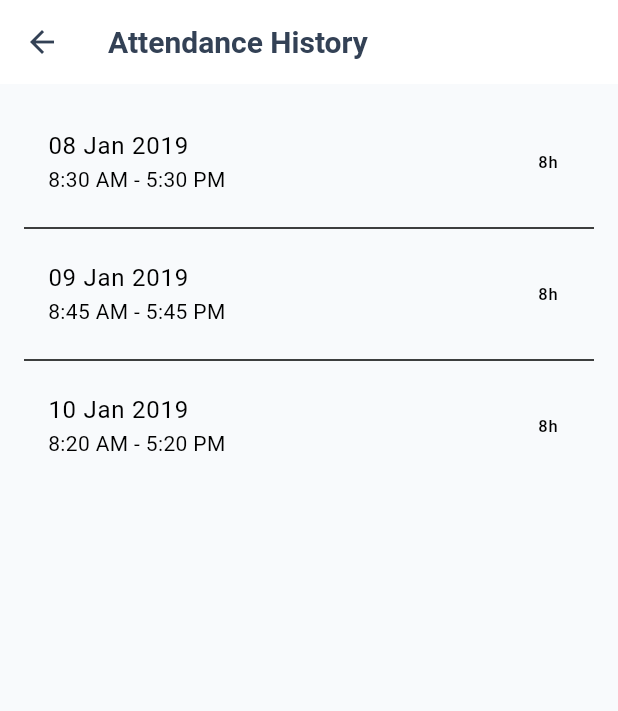
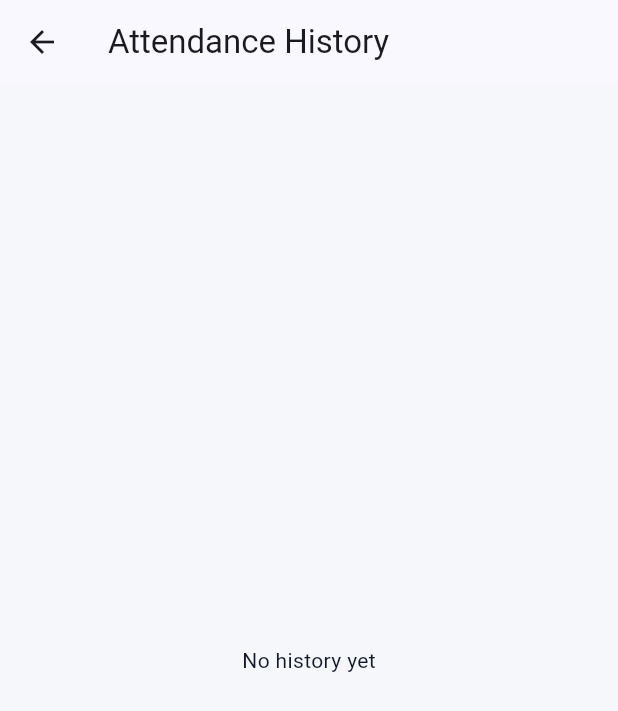
Before and after one commit to wealthydonald1/GAD, a Flutter app: the ClockInOutScreen screen opened by its route, after a tap on "Clock In", after a tap on "View History", on a phone screen of 412 x 824 dp. Shown: the top 711 px of the screen. Run offline on Flutter 3.47's test engine with Material 3 defaults, Android fonts, the phone set to English and light mode, and no system bars; our stand-ins replace local_auth, percent_indicator, shared_preferences; accounts and stored records are empty.

```diff
--- a/lib/core/router/app_router.dart
+++ b/lib/core/router/app_router.dart
@@ -25,6 +25,7 @@ class AppRouter {
   static const String profile = '/profile';
 
   static Route<dynamic> generateRoute(RouteSettings settings) {
+    debugPrint('Route: ${settings.name}, args: ${settings.arguments}');
     switch (settings.name) {
       case '/':
         // Redirect root to staff dashboard (or login if you prefer)
--- /dev/null
+++ b/lib/core/services/attendance_service.dart
@@ -0,0 +1,89 @@
+import 'dart:convert';
+import 'package:shared_preferences/shared_preferences.dart';
+
+class AttendanceEntry {
+  final String date; // e.g. 2026-03-05
+  final String inTime; // e.g. 8:30 AM
+  final String outTime; // e.g. 5:30 PM
+
+  AttendanceEntry({
+    required this.date,
+    required this.inTime,
+    required this.outTime,
+  });
+
+  Map<String, dynamic> toJson() => {
+        'date': date,
+        'in': inTime,
+        'out': outTime,
+      };
+
+  factory AttendanceEntry.fromJson(Map<String, dynamic> json) {
+    return AttendanceEntry(
+      date: (json['date'] ?? '').toString(),
+      inTime: (json['in'] ?? '--:--').toString(),
+      outTime: (json['out'] ?? '--:--').toString(),
+    );
+  }
+}
+
+class AttendanceState {
+  final bool isClockedIn;
+  final String? inTime;
+  final String? outTime;
+  final String breakTime;
+
+  AttendanceState({
+    required this.isClockedIn,
+    required this.inTime,
+    required this.outTime,
+    required this.breakTime,
+  });
+}
+
+class AttendanceService {
+  static const _kIsClockedIn = 'attendance_isClockedIn';
+  static const _kInTime = 'attendance_inTime';
+  static const _kOutTime = 'attendance_outTime';
+  static const _kBreak = 'attendance_break';
+  static const _kHistory = 'attendance_history_v1';
+
+  Future<AttendanceState> load() async {
+    final prefs = await SharedPreferences.getInstance();
+    return AttendanceState(
+      isClockedIn: prefs.getBool(_kIsClockedIn) ?? false,
+      inTime: prefs.getString(_kInTime),
+      outTime: prefs.getString(_kOutTime),
+      breakTime: prefs.getString(_kBreak) ?? '1 hr',
+    );
+  }
+
+  Future<void> saveState({
+    required bool isClockedIn,
+    String? inTime,
+    String? outTime,
+    String? breakTime,
+  }) async {
+    final prefs = await SharedPreferences.getInstance();
+    await prefs.setBool(_kIsClockedIn, isClockedIn);
+
+    if (inTime != null) await prefs.setString(_kInTime, inTime);
+    if (outTime != null) await prefs.setString(_kOutTime, outTime);
+    if (breakTime != null) await prefs.setString(_kBreak, breakTime);
+  }
+
+  Future<List<AttendanceEntry>> loadHistory() async {
+    final prefs = await SharedPreferences.getInstance();
+    final raw = prefs.getString(_kHistory);
+    if (raw == null || raw.isEmpty) return [];
+    final list = (jsonDecode(raw) as List).cast<Map<String, dynamic>>();
+    return list.map(AttendanceEntry.fromJson).toList();
+  }
+
+  Future<void> addHistoryEntry(AttendanceEntry entry) async {
+    final prefs = await SharedPreferences.getInstance();
+    final history = await loadHistory();
+    history.insert(0, entry); // newest first
+    await prefs.setString(_kHistory, jsonEncode(history.map((e) => e.toJson()).toList()));
+  }
+}
--- /dev/null
+++ b/lib/core/services/biometric_service.dart
@@ -0,0 +1,35 @@
+import 'package:flutter/foundation.dart';
+import 'package:local_auth/local_auth.dart';
+
+class BiometricService {
+  final LocalAuthentication _auth = LocalAuthentication();
+
+  Future<bool> canCheck() async {
+    if (kIsWeb) return false;
+    try {
+      final canCheck = await _auth.canCheckBiometrics;
+      final supported = await _auth.isDeviceSupported();
+      return canCheck && supported;
+    } catch (_) {
+      return false;
+    }
+  }
+
+  Future<bool> authenticate({
+    String reason = 'Please authenticate to continue',
+  }) async {
+    if (kIsWeb) return true; // ✅ web fallback (no biometrics on web)
+    try {
+      final ok = await _auth.authenticate(
+        localizedReason: reason,
+        options: const AuthenticationOptions(
+          biometricOnly: true,
+          stickyAuth: true,
+        ),
+      );
+      return ok;
+    } catch (_) {
+      return false;
+    }
+  }
+}
--- a/lib/features/attendance/presentation/clock_in_out_screen.dart
+++ b/lib/features/attendance/presentation/clock_in_out_screen.dart
@@ -1,6 +1,7 @@
 import 'package:flutter/material.dart';
 import 'package:gad/shared/widgets/custom_button.dart';
 import 'package:gad/shared/widgets/app_card.dart';
+import 'package:gad/core/services/biometric_service.dart';
 
 class ClockInOutScreen extends StatefulWidget {
   const ClockInOutScreen({Key? key}) : super(key: key);
@@ -10,6 +11,8 @@ class ClockInOutScreen extends StatefulWidget {
 }
 
 class _ClockInOutScreenState extends State<ClockInOutScreen> {
+  final _biometrics = BiometricService();
+
   bool isClockedIn = false;
   String? inTime;
   String? outTime;
@@ -23,16 +26,12 @@ class _ClockInOutScreenState extends State<ClockInOutScreen> {
         padding: const EdgeInsets.all(16.0),
         child: Column(
           children: [
-            // Current time
             Card(
               child: Padding(
                 padding: const EdgeInsets.all(24.0),
                 child: Column(
                   children: [
-                    const Text(
-                      'Current Time',
-                      style: TextStyle(fontSize: 14, color: Colors.grey),
-                    ),
+                    const Text('Current Time', style: TextStyle(fontSize: 14, color: Colors.grey)),
                     const SizedBox(height: 8),
                     Text(
                       TimeOfDay.now().format(context),
@@ -43,7 +42,6 @@ class _ClockInOutScreenState extends State<ClockInOutScreen> {
               ),
             ),
             const SizedBox(height: 16),
-            // Status card
             AppCard(
               child: Column(
                 children: [
@@ -77,11 +75,21 @@ class _ClockInOutScreenState extends State<ClockInOutScreen> {
               ),
             ),
             const SizedBox(height: 24),
-            // Action button
+
             CustomButton(
               text: isClockedIn ? 'Clock Out' : 'Clock In',
-              onPressed: () {
-                // TODO: Add biometric verification
+              icon: Icons.fingerprint,
+              onPressed: () async {
+                // ✅ This is where biometrics prompt happens (on iOS/Android only)
+                final supported = await _biometrics.canCheck();
+                final ok = supported
+                    ? await _biometrics.authenticate(
+                        reason: isClockedIn ? 'Confirm Clock Out' : 'Confirm Clock In',
+                      )
+                    : true; // fallback (e.g. web / unsupported device)
+
+                if (!ok) return;
+
                 setState(() {
                   isClockedIn = !isClockedIn;
                   final now = TimeOfDay.now().format(context);
@@ -92,13 +100,11 @@ class _ClockInOutScreenState extends State<ClockInOutScreen> {
                   }
                 });
               },
-              icon: Icons.fingerprint,
             ),
+
             const SizedBox(height: 16),
             TextButton(
-              onPressed: () {
-                Navigator.pushNamed(context, '/attendance/history');
-              },
+              onPressed: () => Navigator.pushNamed(context, '/attendance/history'),
               child: const Text('View History'),
             ),
           ],
--- a/lib/features/attendance/presentation/history_screen.dart
+++ b/lib/features/attendance/presentation/history_screen.dart
@@ -1,32 +1,53 @@
 import 'package:flutter/material.dart';
+import 'package:gad/core/services/attendance_service.dart';
 
-class HistoryScreen extends StatelessWidget {
+class HistoryScreen extends StatefulWidget {
   const HistoryScreen({Key? key}) : super(key: key);
 
   @override
+  State<HistoryScreen> createState() => _HistoryScreenState();
+}
+
+class _HistoryScreenState extends State<HistoryScreen> {
+  final _attendance = AttendanceService();
+  bool _loading = true;
+  List<AttendanceEntry> _history = [];
+
+  @override
+  void initState() {
+    super.initState();
+    _load();
+  }
+
+  Future<void> _load() async {
+    final list = await _attendance.loadHistory();
+    if (!mounted) return;
+    setState(() {
+      _history = list;
+      _loading = false;
+    });
+  }
+
+  @override
   Widget build(BuildContext context) {
-    // Mock data
-    final history = [
-      {'date': '08 Jan 2019', 'in': '8:30 AM', 'out': '5:30 PM', 'hours': '8h'},
-      {'date': '09 Jan 2019', 'in': '8:45 AM', 'out': '5:45 PM', 'hours': '8h'},
-      {'date': '10 Jan 2019', 'in': '8:20 AM', 'out': '5:20 PM', 'hours': '8h'},
-    ];
-
     return Scaffold(
       appBar: AppBar(title: const Text('Attendance History')),
-      body: ListView.separated(
+      body: _loading
+          ? const Center(child: CircularProgressIndicator())
+          : (_history.isEmpty
+              ? const Center(child: Text('No history yet'))
+              : ListView.separated(
                   padding: const EdgeInsets.all(16),
-        itemCount: history.length,
+                  itemCount: _history.length,
                   separatorBuilder: (_, __) => const Divider(),
                   itemBuilder: (context, index) {
-          final item = history[index];
+                    final item = _history[index];
                     return ListTile(
-            title: Text(item['date']!),
-            subtitle: Text('${item['in']} - ${item['out']}'),
-            trailing: Text(item['hours']!),
+                      title: Text(item.date),
+                      subtitle: Text('${item.inTime} - ${item.outTime}'),
                     );
                   },
-      ),
+                )),
     );
   }
 }
--- a/lib/main.dart
+++ b/lib/main.dart
@@ -7,18 +7,25 @@ void main() {
 }
 
 class MyApp extends StatelessWidget {
-  const MyApp({Key? key}) : super(key: key);
+  const MyApp({super.key});
 
   @override
   Widget build(BuildContext context) {
     return MaterialApp(
       title: 'GAD - Work Management',
       debugShowCheckedModeBanner: false,
+
+      // ✅ LIGHT MODE ONLY for now
       theme: AppTheme.lightTheme(),
-      darkTheme: AppTheme.darkTheme(),
-      themeMode: ThemeMode.system,
-      initialRoute: '/',  // Start at root, which maps to staff dashboard
+      themeMode: ThemeMode.light,
+
+      // If you want routing enabled:
+      initialRoute: '/',
       onGenerateRoute: AppRouter.generateRoute,
+
+      // If you want to bypass routing temporarily, comment the two lines above
+      // and use this:
+      // home: const StaffDashboard(),
     );
   }
 }
--- a/pubspec.yaml
+++ b/pubspec.yaml
@@ -9,6 +9,8 @@ environment:
 dependencies:
   flutter:
     sdk: flutter
+  shared_preferences: ^2.2.3
+  local_auth: ^2.2.0
 
   # UI
   percent_indicator: ^4.2.3
```
Also changed, not shown: lib/core/theme/app_theme.dart (+29 -117 lines), lib/features/dashboard/presentation/staff_dashboard.dart (+7 -2 lines), pubspec.lock, 7 other files. Lines whose indentation alone changed are shown as unchanged.
